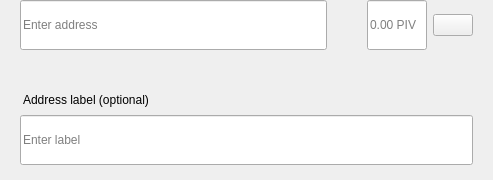
This is src/qt/pivx/forms/sendmultirow.ui in MotoAcidic/pivx-gui as Qt 5 draws it before an edit. The edited form follows.
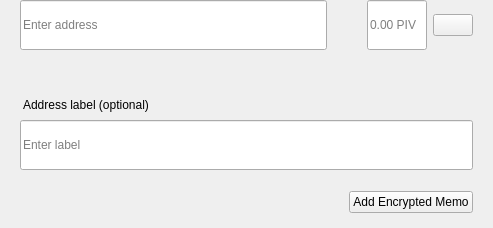
This is the edited form.

The edit to the form file:
```diff
--- a/src/qt/pivx/forms/sendmultirow.ui
+++ b/src/qt/pivx/forms/sendmultirow.ui
@@ -7,7 +7,7 @@
     <x>0</x>
     <y>0</y>
     <width>493</width>
-    <height>180</height>
+    <height>228</height>
    </rect>
   </property>
   <property name="minimumSize">
@@ -316,6 +316,60 @@
         </property>
        </widget>
       </item>
+      <item>
+       <spacer name="verticalSpacer_2">
+        <property name="orientation">
+         <enum>Qt::Vertical</enum>
+        </property>
+        <property name="sizeType">
+         <enum>QSizePolicy::Fixed</enum>
+        </property>
+        <property name="sizeHint" stdset="0">
+         <size>
+          <width>20</width>
+          <height>15</height>
+         </size>
+        </property>
+       </spacer>
+      </item>
+      <item>
+       <widget class="QWidget" name="containerMemo" native="true">
+        <layout class="QHBoxLayout" name="horizontalLayout_5">
+         <property name="leftMargin">
+          <number>0</number>
+         </property>
+         <property name="topMargin">
+          <number>0</number>
+         </property>
+         <property name="rightMargin">
+          <number>0</number>
+         </property>
+         <property name="bottomMargin">
+          <number>0</number>
+         </property>
+         <item>
+          <spacer name="horizontalSpacer">
+           <property name="orientation">
+            <enum>Qt::Horizontal</enum>
+           </property>
+           <property name="sizeHint" stdset="0">
+            <size>
+             <width>40</width>
+             <height>20</height>
+            </size>
+           </property>
+          </spacer>
+         </item>
+         <item>
+          <widget class="QPushButton" name="btnAddMemo">
+           <property name="text">
+            <string notr="true">Add Encrypted Memo</string>
+           </property>
+          </widget>
+         </item>
+        </layout>
+       </widget>
+      </item>
      </layout>
     </widget>
    </item>
```
